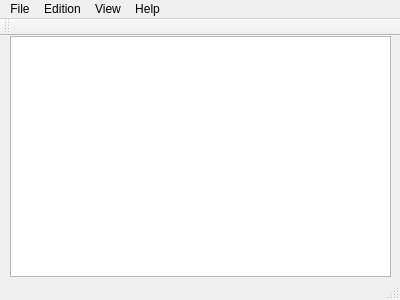
First picture: the form in EditorTexto/mainwindow.ui, repository Antoniolm/Editor_Texto-Qt5, before the edit.
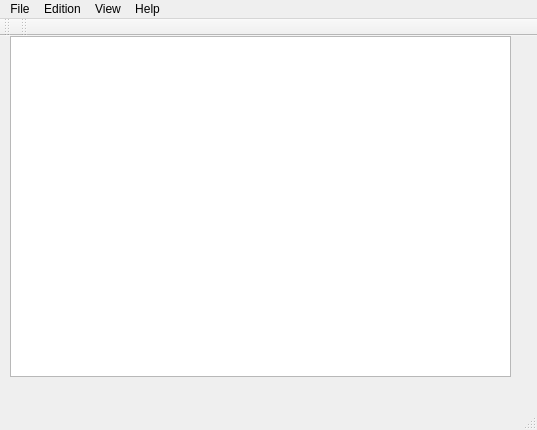
Second picture: the form after the edit.

```diff
--- a/EditorTexto/mainwindow.ui
+++ b/EditorTexto/mainwindow.ui
@@ -6,8 +6,8 @@
    <rect>
     <x>0</x>
     <y>0</y>
-    <width>400</width>
-    <height>300</height>
+    <width>537</width>
+    <height>430</height>
    </rect>
   </property>
   <property name="windowTitle">
@@ -19,18 +19,31 @@
      <rect>
       <x>10</x>
       <y>0</y>
-      <width>381</width>
-      <height>241</height>
+      <width>501</width>
+      <height>341</height>
      </rect>
     </property>
    </widget>
+   <widget class="QLabel" name="state">
+    <property name="geometry">
+     <rect>
+      <x>290</x>
+      <y>340</y>
+      <width>211</width>
+      <height>20</height>
+     </rect>
+    </property>
+    <property name="text">
+     <string/>
+    </property>
+   </widget>
   </widget>
   <widget class="QMenuBar" name="menuBar">
    <property name="geometry">
     <rect>
      <x>0</x>
      <y>0</y>
-     <width>400</width>
+     <width>537</width>
      <height>26</height>
     </rect>
    </property>
@@ -79,6 +92,17 @@
    </attribute>
   </widget>
   <widget class="QStatusBar" name="statusBar"/>
+  <widget class="QToolBar" name="toolBar">
+   <property name="windowTitle">
+    <string>toolBar</string>
+   </property>
+   <attribute name="toolBarArea">
+    <enum>TopToolBarArea</enum>
+   </attribute>
+   <attribute name="toolBarBreak">
+    <bool>false</bool>
+   </attribute>
+  </widget>
   <action name="actionNew_File">
    <property name="text">
     <string>New File</string>
```
Left out of the diff: 2 changed lines with no effect on the pictures.
